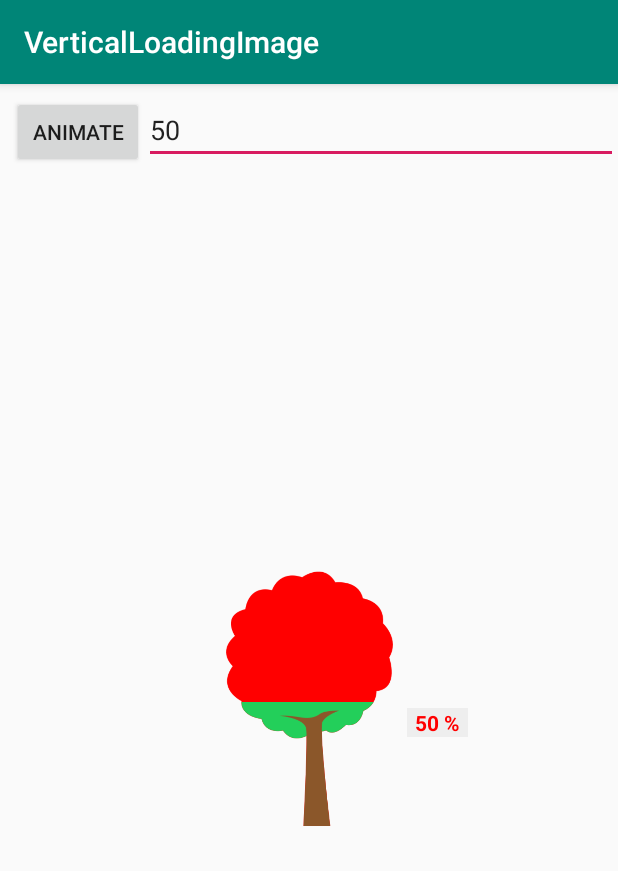
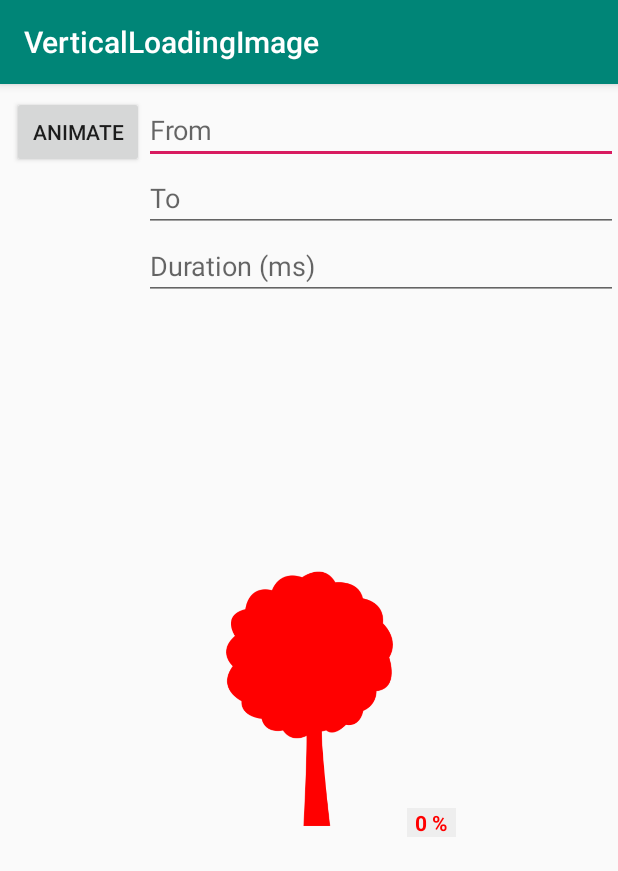
Before and after one commit to appersiano/ImageProgressView, an Android app: the screen it shows after launch (MainActivity), after a tap on "ANIMATE", on a phone screen of 412 x 824 dp. Shown: the top 871 px of the screen. Run offline under Robolectric (Android 15) with nearby library versions, the phone set to English and light mode, and no system bars; 3 statements that could not run were skipped.

Commit message:
new features: custom duration custom textColor for percentage textView from - to (instead of always starting at zero)

```diff
--- a/app/build.gradle
+++ b/app/build.gradle
@@ -30,5 +30,5 @@ dependencies {
     testImplementation 'junit:junit:4.12'
     androidTestImplementation 'com.android.support.test:runner:1.0.2'
     androidTestImplementation 'com.android.support.test.espresso:espresso-core:3.0.2'
-    compile project(path: ':progressimage')
+    implementation project(path: ':progressimage')
 }
--- a/app/src/main/java/com/appersiano/verticalLoadingImage/MainActivity.kt
+++ b/app/src/main/java/com/appersiano/verticalLoadingImage/MainActivity.kt
@@ -5,13 +5,15 @@ import android.support.v7.app.AppCompatActivity
 import kotlinx.android.synthetic.main.activity_main.*
 
 class MainActivity : AppCompatActivity() {
-
     override fun onCreate(savedInstanceState: Bundle?) {
         super.onCreate(savedInstanceState)
         setContentView(R.layout.activity_main)
 
         btnAnimate.setOnClickListener {
-            vlImage.setProgress(tvValue.text.toString().toInt(), true)
+            val from = tvValueFrom.text.toString().toInt()
+            val to = tvValueTo.text.toString().toInt()
+            val duration = tvDuration.text.toString().toLong()
+            vlImage.setProgress(from, to, duration)
         }
     }
 }
--- a/app/src/main/res/layout/activity_main.xml
+++ b/app/src/main/res/layout/activity_main.xml
@@ -18,7 +18,8 @@
             app:layout_constraintEnd_toEndOf="parent"
             app:layout_constraintStart_toStartOf="parent"
             android:layout_marginTop="8dp"
-            app:layout_constraintTop_toBottomOf="@+id/btnAnimate"/>
+            app:layout_constraintTop_toBottomOf="@+id/btnAnimate"
+            app:percentageTextColor="#FF0000"/>
 
     <Button
             android:text="Animate"
@@ -29,18 +30,43 @@
             android:layout_marginTop="8dp"
             app:layout_constraintTop_toTopOf="parent"
             app:layout_constraintHorizontal_bias="0.5"
-            app:layout_constraintEnd_toStartOf="@+id/tvValue"
+            app:layout_constraintEnd_toStartOf="@+id/tvValueFrom"
             android:layout_marginStart="8dp"/>
 
     <EditText
             android:autofillHints="50"
-            android:text="50"
+            android:hint="From"
             android:layout_width="0dp"
             android:layout_height="wrap_content"
-            android:id="@+id/tvValue"
+            android:id="@+id/tvValueFrom"
             app:layout_constraintBaseline_toBaselineOf="@+id/btnAnimate"
             app:layout_constraintStart_toEndOf="@+id/btnAnimate"
             app:layout_constraintHorizontal_bias="0.5"
             app:layout_constraintEnd_toEndOf="parent"
             android:inputType="numberSigned"/>
+
+    <EditText
+            android:autofillHints="50"
+            android:hint="To"
+            android:layout_width="0dp"
+            android:layout_height="wrap_content"
+            android:id="@+id/tvValueTo"
+            app:layout_constraintTop_toBottomOf="@id/tvValueFrom"
+            app:layout_constraintStart_toEndOf="@+id/btnAnimate"
+            app:layout_constraintHorizontal_bias="0.5"
+            app:layout_constraintEnd_toEndOf="parent"
+            android:inputType="numberSigned"/>
+
+    <EditText
+            android:autofillHints="1000"
+            android:hint="Duration (ms)"
+            android:layout_width="0dp"
+            android:layout_height="wrap_content"
+            android:id="@+id/tvDuration"
+            app:layout_constraintTop_toBottomOf="@id/tvValueTo"
+            app:layout_constraintStart_toEndOf="@+id/btnAnimate"
+            app:layout_constraintHorizontal_bias="0.5"
+            app:layout_constraintEnd_toEndOf="parent"
+            android:inputType="numberSigned"/>
+
 </android.support.constraint.ConstraintLayout>
--- a/build.gradle
+++ b/build.gradle
@@ -1,13 +1,13 @@
 // Top-level build file where you can add configuration options common to all sub-projects/modules.
 
 buildscript {
-    ext.kotlin_version = '1.2.71'
+    ext.kotlin_version = '1.3.21'
     repositories {
         google()
         jcenter()
     }
     dependencies {
-        classpath 'com.android.tools.build:gradle:3.2.1'
+        classpath 'com.android.tools.build:gradle:3.3.2'
         classpath "org.jetbrains.kotlin:kotlin-gradle-plugin:$kotlin_version"
 
         // NOTE: Do not place your application dependencies here; they belong
--- a/progressimage/build.gradle
+++ b/progressimage/build.gradle
@@ -34,7 +34,7 @@ dependencies {
     testImplementation 'junit:junit:4.12'
     androidTestImplementation 'com.android.support.test:runner:1.0.2'
     androidTestImplementation 'com.android.support.test.espresso:espresso-core:3.0.2'
-    compile "org.jetbrains.kotlin:kotlin-stdlib-jdk7:$kotlin_version"
+    implementation "org.jetbrains.kotlin:kotlin-stdlib-jdk7:$kotlin_version"
     implementation 'com.android.support.constraint:constraint-layout:1.1.3'
 }
 repositories {
--- a/progressimage/src/main/java/com/appersiano/progressimage/ProgressImage.kt
+++ b/progressimage/src/main/java/com/appersiano/progressimage/ProgressImage.kt
@@ -5,9 +5,12 @@ import android.content.Context
 import android.graphics.Color
 import android.graphics.drawable.ClipDrawable
 import android.support.constraint.ConstraintLayout
+import android.support.v4.content.ContextCompat
 import android.support.v4.content.ContextCompat.getDrawable
+import android.support.v4.widget.ImageViewCompat
 import android.util.AttributeSet
 import android.view.Gravity
+import android.view.View
 import android.view.animation.AccelerateDecelerateInterpolator
 import android.widget.LinearLayout
 import kotlinx.android.synthetic.main.progress_loading_view.view.*
@@ -16,6 +19,7 @@ import kotlinx.android.synthetic.main.progress_loading_view.view.*
 class ProgressImage(context: Context, attrs: AttributeSet) : LinearLayout(context, attrs) {
     private var shadowColor: Int? = null
     private var srcImage: Int? = null
+    private var percentageTextColor: Int? = null
 
     init {
         inflate(getContext(), R.layout.progress_loading_view, this)
@@ -28,13 +32,14 @@ class ProgressImage(context: Context, attrs: AttributeSet) : LinearLayout(contex
             try {
                 shadowColor = getColor(R.styleable.ProgressImage_imageShadowColor, Color.parseColor("#C0C0C0"))
                 srcImage = getResourceId(R.styleable.ProgressImage_srcImage, 0)
+                percentageTextColor = getColor(R.styleable.ProgressImage_percentageTextColor, Color.parseColor("#C0C0C0"))
             } finally {
                 recycle()
             }
         }
 
         val currentImage = getDrawable(context, srcImage!!)
-        val treeloading = getDrawable(context, srcImage!!)!!.constantState.newDrawable();
+        val treeloading = getDrawable(context, srcImage!!)!!.constantState.newDrawable()
 
         ivLoadingImageBack.setImageDrawable(ClipDrawable(currentImage, Gravity.BOTTOM, VERTICAL))
         ivLoadingImageBack.drawable.apply {
@@ -43,34 +48,48 @@ class ProgressImage(context: Context, attrs: AttributeSet) : LinearLayout(contex
         }
 
         ivLoadingImageFront.setImageDrawable(ClipDrawable(treeloading, Gravity.BOTTOM, ClipDrawable.VERTICAL))
+
+        tvPercentage.setTextColor(percentageTextColor!!)
     }
 
-    private fun animateImage(percentage: Double?) {
-        val animateTree = ValueAnimator.ofInt(0, percentage!!.toInt())
+    private fun animateImage(from: Int, to: Int, dur: Long) {
+        val animateTree = ValueAnimator.ofInt(from, to)
 
         animateTree.apply {
             interpolator = AccelerateDecelerateInterpolator()
-            duration = 1000
+            duration = dur
             addUpdateListener { valueAnimator ->
                 val value = valueAnimator.animatedValue as Int
 
                 ivLoadingImageFront.drawable.level = value * 100
-                tvPercentage.text = value.toString() + " %"
+                tvPercentage.text = "$value %"
 
-                val differ = ivLoadingImageFront.height / 100
-                val params = tvPercentage.getLayoutParams() as ConstraintLayout.LayoutParams
-                params.bottomMargin = value * differ
-                tvPercentage.setLayoutParams(params)
+                setTvParams(value)
             }
             start()
+
+            ImageViewCompat.setImageTintList(ivLoadingImageFront, null)
         }
     }
 
-    fun setProgress(progress: Int, animate: Boolean = false) {
-        when (animate) {
-            true -> animateImage(progress.toDouble())
-            false -> ivLoadingImageFront.drawable.level = progress * 100
-        }
+    fun setProgress(from: Int, to: Int, duration: Long) {
+        animateImage(from, to, duration)
     }
 
+    fun setProgress(to: Int, duration: Long) {
+        setProgress(0, to, duration)
+    }
+
+    fun setProgress(to: Int) {
+        ivLoadingImageFront.drawable.level = to * 100
+        tvPercentage.text = "$to %"
+        setTvParams(to)
+    }
+
+    private fun setTvParams(value: Int) {
+        val differ = ivLoadingImageFront.height / 100
+        val params = tvPercentage.layoutParams as ConstraintLayout.LayoutParams
+        params.bottomMargin = value * differ
+        tvPercentage.layoutParams = params
+    }
 }
--- a/progressimage/src/main/res/layout/progress_loading_view.xml
+++ b/progressimage/src/main/res/layout/progress_loading_view.xml
@@ -6,8 +6,7 @@
         android:layout_width="match_parent"
         android:layout_height="match_parent"
         android:paddingTop="10dp"
-        android:paddingBottom="10dp"
-        >
+        android:paddingBottom="10dp">
 
     <ImageView
             android:id="@+id/ivLoadingImageBack"
```
Also changed, not shown: gradle/wrapper/gradle-wrapper.properties.
